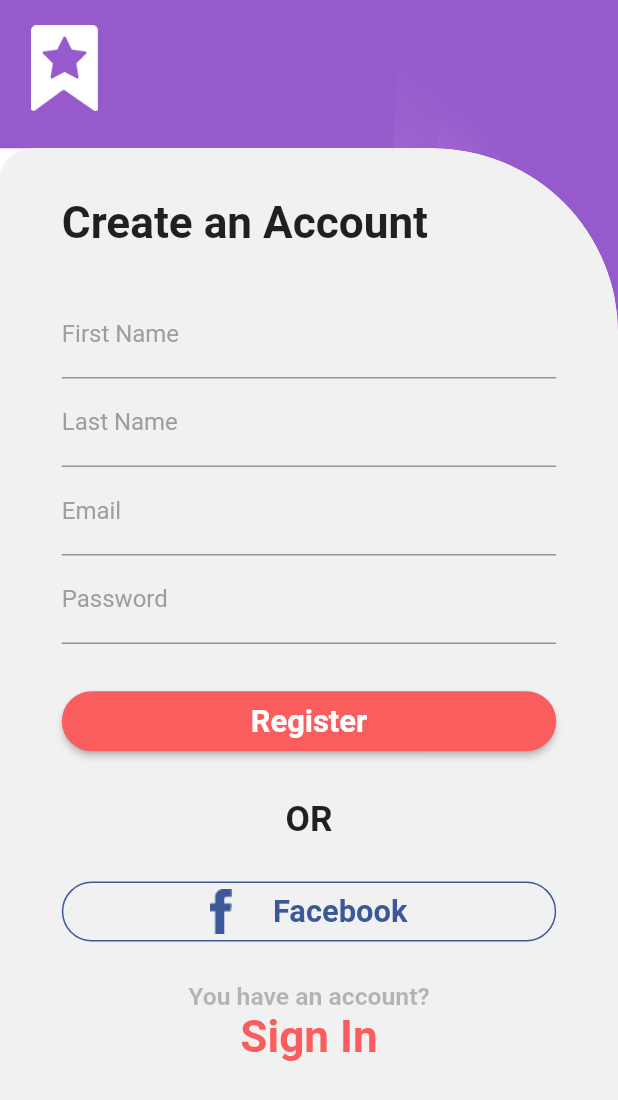
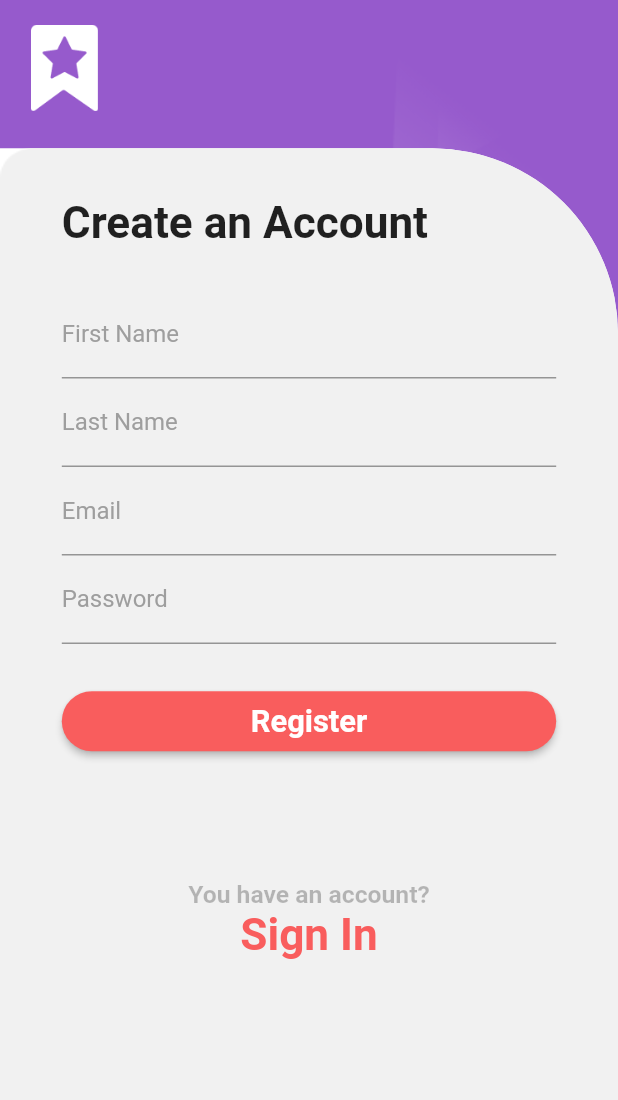
Before and after one commit to TecMyer/marked, a Flutter app: the SignupPage screen opened by its route, on a phone screen of 412 x 824 dp. Shown: the top 1100 px of the screen. Run offline on Flutter 3.47's test engine with Material 2 defaults, Android fonts, the phone set to English and light mode, and no system bars; our stand-ins replace connectivity, email_validator, flutter_image_compress, package_info, progress_dialog, shared_preferences and 1 more; missing offline and left inert: documents_picker, flutter_facebook_login, flutter_share, multi_image_picker, transformer_page_view; accounts and stored records are empty.

Commit message:
fb signup option removed

```diff
--- a/lib/Screens/AccountScreens/SignupPage.dart
+++ b/lib/Screens/AccountScreens/SignupPage.dart
@@ -154,38 +154,38 @@ class _SignupState extends State<SignupPage> {
 
                     SizedBox(height: height/30,),
 
-                    Row(
-                      mainAxisAlignment: MainAxisAlignment.center,
-                      children: [
-                        Text('OR',style: TextStyle(color: Colors.black87,fontWeight: FontWeight.bold,fontSize: height/35),),
-                      ],
-                    ),
+                    // Row(
+                    //   mainAxisAlignment: MainAxisAlignment.center,
+                    //   children: [
+                    //     Text('OR',style: TextStyle(color: Colors.black87,fontWeight: FontWeight.bold,fontSize: height/35),),
+                    //   ],
+                    // ),
 
                     SizedBox(height: height/30,),
 
-                    GestureDetector(
-                      onTap: (){
-                        _facebookLogin(context);
-                      },
-                      child:  Container(
-                          width: width,
-                          height: 40,
-                          decoration: BoxDecoration(
-                              border: Border.all(color: HexToColor(MyConstants.fbClr)),
-                              borderRadius: BorderRadius.all(Radius.circular(width/10))
-                          ),
-                          child: Center(
-                              child: Row(
-                                mainAxisAlignment: MainAxisAlignment.center,
-                                children: [
-                                  Image.asset('assets/fb.png',height: 30,),
-                                  SizedBox(width: width/15,),
-                                  Text('Facebook',style: TextStyle(fontSize: width/20,fontWeight: FontWeight.w600,color: HexToColor(MyConstants.fbClr)),)
-                                ],
-                              )
-                          )
-                      ),
-                    ),
+                    // GestureDetector(
+                    //   onTap: (){
+                    //     _facebookLogin(context);
+                    //   },
+                    //   child:  Container(
+                    //       width: width,
+                    //       height: 40,
+                    //       decoration: BoxDecoration(
+                    //           border: Border.all(color: HexToColor(MyConstants.fbClr)),
+                    //           borderRadius: BorderRadius.all(Radius.circular(width/10))
+                    //       ),
+                    //       child: Center(
+                    //           child: Row(
+                    //             mainAxisAlignment: MainAxisAlignment.center,
+                    //             children: [
+                    //               Image.asset('assets/fb.png',height: 30,),
+                    //               SizedBox(width: width/15,),
+                    //               Text('Facebook',style: TextStyle(fontSize: width/20,fontWeight: FontWeight.w600,color: HexToColor(MyConstants.fbClr)),)
+                    //             ],
+                    //           )
+                    //       )
+                    //   ),
+                    // ),
 
                     // SizedBox(height: height/40,),
                     //
```
